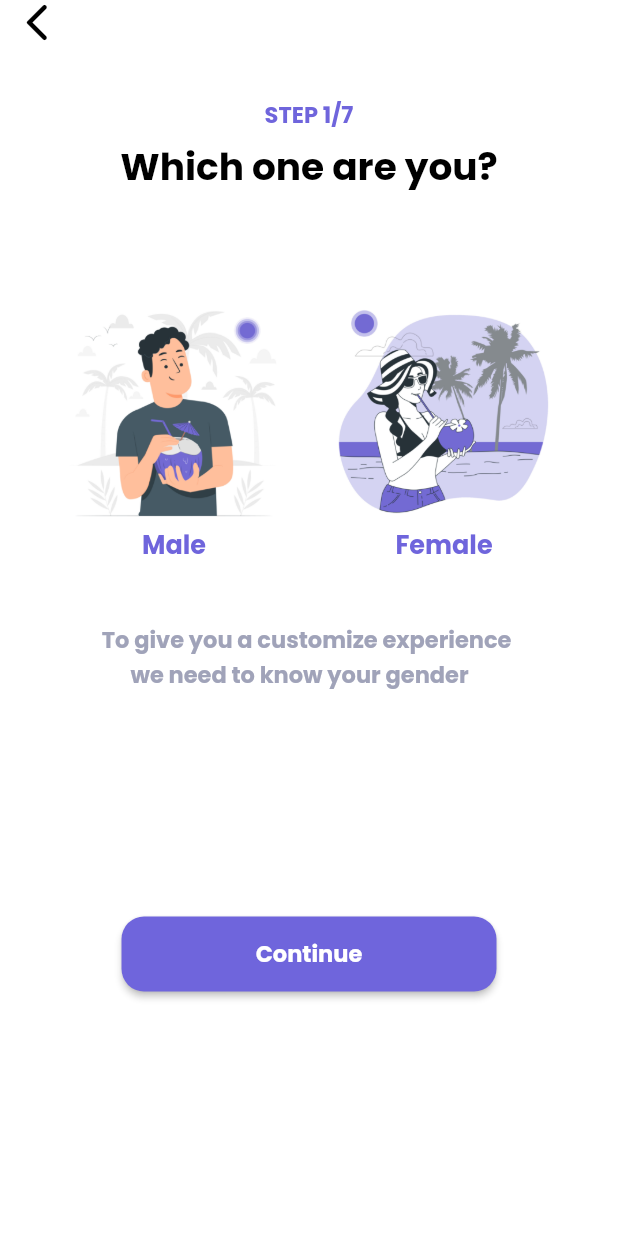
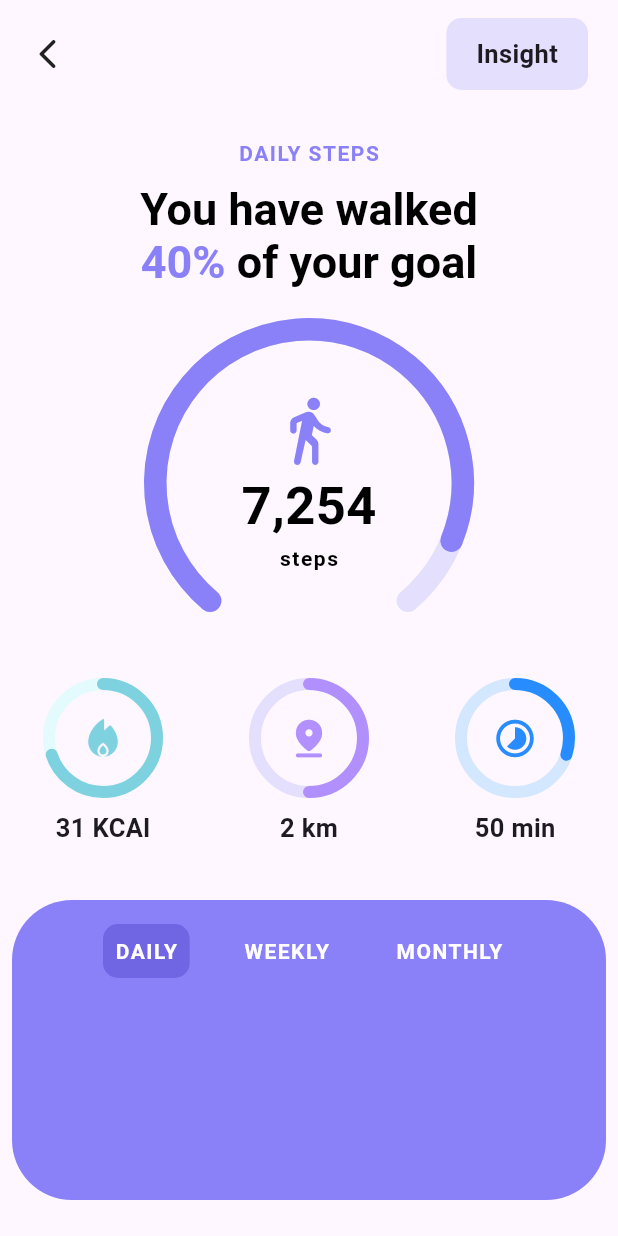
Before and after one commit to Sundhar22/SmartApp, a Flutter app: the screen it shows after launch, on a phone screen of 412 x 824 dp. Run offline on Flutter 3.47's test engine with Material 2 defaults, Android fonts, the phone set to English and light mode, and no system bars; drawn by our look-alikes of percent_indicator; our stand-ins replace carousel_slider, flutter_svg, google_fonts, scroll_snap_list; missing offline and left inert: horizontal_picker.

Commit message:
steps_page

```diff
--- a/lib/main.dart
+++ b/lib/main.dart
@@ -1,42 +1,130 @@
 import 'package:flutter/material.dart';
 import 'package:smartapp/presentation/journeys/gender.dart';
-import 'package:smartapp/presentation/journeys/notification.dart';
+import 'package:smartapp/presentation/journeys/steps_page.dart';
+import 'package:smartapp/presentation/widgets/user_registration/activities_page.dart';
 import 'package:smartapp/presentation/widgets/user_registration/profile_icon_choice.dart';
+import 'package:smartapp/presentation/widgets/user_registration/targets_page.dart';
+import 'package:smartapp/presentation/widgets/user_registration/user_weight.dart';
 
+void main() {
+  runApp(const MyApp());
+}
 
-void main() => runApp(MyApp());
-
-
-
-class MyApp extends StatefulWidget {
+class MyApp extends StatelessWidget {
   const MyApp({super.key});
 
-  @override
-
-  State<MyApp> createState() => _MyAppState();
-}
-
-class _MyAppState extends State<MyApp> {
+  // This widget is the root of your application.
   @override
   Widget build(BuildContext context) {
     return MaterialApp(
-      title: "Notification",
-      debugShowCheckedModeBanner: false,
-      home: SelectGender(),
-    );
-=======
-  Widget build(BuildContext context) {
-    return MaterialApp(
-
-      title: 'HealHer SmartBand',
-      debugShowCheckedModeBanner: false,
-      theme: ThemeData(
-        colorScheme: ColorScheme.fromSeed(seedColor: Colors.deepPurple),
-        useMaterial3: true,
-      ),
-      home: ProfileChoice(),
-    );
-
-
+        title: 'Flutter Demo',
+        theme: ThemeData(
+          // This is the theme of your application.
+          //
+          // TRY THIS: Try running your application with "flutter run". You'll see
+          // the application has a blue toolbar. Then, without quitting the app,
+          // try changing the seedColor in the colorScheme below to Colors.green
+          // and then invoke "hot reload" (save your changes or press the "hot
+          // reload" button in a Flutter-supported IDE, or press "r" if you used
+          // the command line to start the app).
+          //
+          // Notice that the counter didn't reset back to zero; the application
+          // state is not lost during the reload. To reset the state, use hot
+          // restart instead.
+          //
+          // This works for code too, not just values: Most code changes can be
+          // tested with just a hot reload.
+          colorScheme: ColorScheme.fromSeed(seedColor: Colors.deepPurple),
+          useMaterial3: true,
+        ),
+        home: StepsPage());
   }
 }
+
+class MyHomePage extends StatefulWidget {
+  const MyHomePage({super.key, required this.title});
+
+  // This widget is the home page of your application. It is stateful, meaning
+  // that it has a State object (defined below) that contains fields that affect
+  // how it looks.
+
+  // This class is the configuration for the state. It holds the values (in this
+  // case the title) provided by the parent (in this case the App widget) and
+  // used by the build method of the State. Fields in a Widget subclass are
+  // always marked "final".
+
+  final String title;
+
+  @override
+  State<MyHomePage> createState() => _MyHomePageState();
+}
+
+class _MyHomePageState extends State<MyHomePage> {
+  int _counter = 0;
+
+  void _incrementCounter() {
+    setState(() {
+      // This call to setState tells the Flutter framework that something has
+      // changed in this State, which causes it to rerun the build method below
+      // so that the display can reflect the updated values. If we changed
+      // _counter without calling setState(), then the build method would not be
+      // called again, and so nothing would appear to happen.
+      _counter++;
+    });
+  }
+
+  @override
+  Widget build(BuildContext context) {
+    // This method is rerun every time setState is called, for instance as done
+    // by the _incrementCounter method above.
+    //
+    // The Flutter framework has been optimized to make rerunning build methods
+    // fast, so that you can just rebuild anything that needs updating rather
+    // than having to individually change instances of widgets.
+    return Scaffold(
+      appBar: AppBar(
+        // TRY THIS: Try changing the color here to a specific color (to
+        // Colors.amber, perhaps?) and trigger a hot reload to see the AppBar
+        // change color while the other colors stay the same.
+        backgroundColor: Theme.of(context).colorScheme.inversePrimary,
+        // Here we take the value from the MyHomePage object that was created by
+        // the App.build method, and use it to set our appbar title.
+        title: Text(widget.title),
+      ),
+      body: Center(
+        // Center is a layout widget. It takes a single child and positions it
+        // in the middle of the parent.
+        child: Column(
+          // Column is also a layout widget. It takes a list of children and
+          // arranges them vertically. By default, it sizes itself to fit its
+          // children horizontally, and tries to be as tall as its parent.
+          //
+          // Column has various properties to control how it sizes itself and
+          // how it positions its children. Here we use mainAxisAlignment to
+          // center the children vertically; the main axis here is the vertical
+          // axis because Columns are vertical (the cross axis would be
+          // horizontal).
+          //
+          // TRY THIS: Invoke "debug painting" (choose the "Toggle Debug Paint"
+          // action in the IDE, or press "p" in the console), to see the
+          // wireframe for each widget.
+          mainAxisAlignment: MainAxisAlignment.center,
+          children: <Widget>[
+            const Text(
+              'You have pushed the button this many times:',
+            ),
+            Text(
+              '$_counter',
+              style: Theme.of(context).textTheme.headlineMedium,
+            ),
+          ],
+        ),
+      ),
+      floatingActionButton: FloatingActionButton(
+        onPressed: _incrementCounter,
+        tooltip: 'Increment',
+        child: const Icon(Icons.add),
+      ), // This trailing comma makes auto-formatting nicer for build methods.
+    );
+  }
+}
--- /dev/null
+++ b/lib/presentation/journeys/steps_page.dart
@@ -0,0 +1,336 @@
+import 'package:flutter/material.dart';
+import 'package:percent_indicator/circular_percent_indicator.dart';
+import 'package:smartapp/presentation/themes/app_colors.dart';
+
+class StepsPage extends StatefulWidget {
+  const StepsPage({super.key});
+
+  @override
+  State<StepsPage> createState() => _StepsPageState();
+}
+
+class _StepsPageState extends State<StepsPage> {
+  int currentIndex = 0;
+  @override
+  Widget build(BuildContext context) {
+    return Scaffold(
+      body: SafeArea(
+        child: SingleChildScrollView(
+          child: Column(
+            children: [
+              Padding(
+                padding:
+                    const EdgeInsets.symmetric(horizontal: 20.0, vertical: 12),
+                child: Row(
+                  mainAxisAlignment: MainAxisAlignment.spaceBetween,
+                  children: [
+                    const Icon(Icons.arrow_back_ios_rounded),
+                    Container(
+                      decoration: BoxDecoration(
+                          color: AppColor.lightPurplrBlue,
+                          borderRadius: BorderRadius.circular(10)),
+                      child: const Padding(
+                        padding: EdgeInsets.symmetric(
+                            horizontal: 20.0, vertical: 12),
+                        child: Text(
+                          'Insight',
+                          style: TextStyle(
+                              fontWeight: FontWeight.bold, fontSize: 17.0),
+                        ),
+                      ),
+                    )
+                  ],
+                ),
+              ),
+              const SizedBox(
+                height: 20,
+              ),
+              const Text(
+                'DAILY STEPS',
+                style: TextStyle(
+                    color: AppColor.purplyBlue,
+                    fontWeight: FontWeight.bold,
+                    letterSpacing: 1),
+              ),
+              const SizedBox(
+                height: 10,
+              ),
+              SizedBox(
+                width: 250,
+                child: RichText(
+                  textAlign: TextAlign.center,
+                  text: const TextSpan(
+                    text: "You have walked ",
+                    style: TextStyle(
+                      color: Colors.black,
+                      fontSize: 30,
+                      fontWeight: FontWeight.bold,
+                    ),
+                    children: [
+                      TextSpan(
+                        text: '40%',
+                        style: TextStyle(
+                          color: AppColor.purplyBlue,
+                          fontSize: 30,
+                          fontWeight: FontWeight.bold,
+                        ),
+                      ),
+                      TextSpan(
+                        text: ' of your goal',
+                        style: TextStyle(
+                          color: Colors.black,
+                          fontSize: 30,
+                          fontWeight: FontWeight.bold,
+                        ),
+                      ),
+                    ],
+                  ),
+                ),
+              ),
+              const SizedBox(
+                height: 20,
+              ),
+              CircularPercentIndicator(
+                // center: DottedBorder(
+                //     borderType: BorderType.Circle,
+                //     dashPattern: const [5, 10],
+                //     child: Container(
+                //       height: 150,
+                //       width: 150,
+                //       decoration: const BoxDecoration(shape: BoxShape.circle),
+                //     )),
+                center: const Column(
+                  mainAxisAlignment: MainAxisAlignment.center,
+                  children: [
+                    Icon(
+                      Icons.directions_walk_rounded,
+                      size: 50,
+                      color: AppColor.purplyBlue,
+                    ),
+                    Text("7,254",
+                        style: TextStyle(
+                          color: Colors.black,
+                          fontSize: 35,
+                          fontWeight: FontWeight.bold,
+                        )),
+                    Text(
+                      'steps',
+                      style: TextStyle(
+                          color: Colors.black,
+                          fontWeight: FontWeight.bold,
+                          letterSpacing: 1),
+                    ),
+                  ],
+                ),
+                radius: 110.0,
+                animation: true,
+                animationDuration: 1000,
+                lineWidth: 15.0,
+                percent: 0.9,
+                reverse: false,
+                arcType: ArcType.FULL,
+                startAngle: 0.0,
+                animateFromLastPercent: true,
+                circularStrokeCap: CircularStrokeCap.round,
+                backgroundColor: AppColor.lightPurplrBlue,
+                progressColor: AppColor.purplyBlue,
+                arcBackgroundColor: AppColor.lightPurplrBlue,
+              ),
+              const SizedBox(
+                height: 20,
+              ),
+              Row(
+                mainAxisAlignment: MainAxisAlignment.spaceBetween,
+                crossAxisAlignment: CrossAxisAlignment.start,
+                children: [
+                  Expanded(
+                    child: CircularPercentIndicator(
+                      radius: 40.0,
+                      lineWidth: 8.0,
+                      animation: true,
+                      animationDuration: 1000,
+                      percent: 0.7,
+                      animateFromLastPercent: true,
+                      center: Image.asset(
+                        'assets/icons/kcal.png',
+                        width: 25,
+                        height: 25,
+                        color: AppColor.bluishCyan,
+                      ),
+                      footer: const Padding(
+                        padding: EdgeInsets.all(8.0),
+                        child: Text(
+                          "31 KCAl",
+                          style: TextStyle(
+                              fontWeight: FontWeight.bold, fontSize: 17.0),
+                        ),
+                      ),
+                      circularStrokeCap: CircularStrokeCap.round,
+                      progressColor: AppColor.bluishCyan,
+                      backgroundColor: AppColor.bluishCyanLight,
+                    ),
+                  ),
+                  Expanded(
+                    child: CircularPercentIndicator(
+                      radius: 40.0,
+                      lineWidth: 8.0,
+                      animation: true,
+                      animationDuration: 1000,
+                      percent: 0.5,
+                      animateFromLastPercent: true,
+                      center: const Icon(
+                        Icons.pin_drop_rounded,
+                        size: 30,
+                        color: AppColor.babyPurplyBlue,
+                      ),
+                      footer: const Padding(
+                        padding: EdgeInsets.all(8.0),
+                        child: Text(
+                          "2 km",
+                          style: TextStyle(
+                              fontWeight: FontWeight.bold, fontSize: 17.0),
+                        ),
+                      ),
+                      circularStrokeCap: CircularStrokeCap.round,
+                      progressColor: AppColor.babyPurplyBlue,
+                      backgroundColor: AppColor.lightPurplrBlue,
+                    ),
+                  ),
+                  Expanded(
+                    child: CircularPercentIndicator(
+                      radius: 40.0,
+                      lineWidth: 8.0,
+                      animation: true,
+                      animationDuration: 1000,
+                      percent: 0.3,
+                      animateFromLastPercent: true,
+                      center: const Icon(
+                        Icons.timelapse_outlined,
+                        size: 30,
+                        color: AppColor.blue,
+                      ),
+                      footer: const Padding(
+                        padding: EdgeInsets.all(8.0),
+                        child: Text(
+                          "50 min",
+                          style: TextStyle(
+                              fontWeight: FontWeight.bold, fontSize: 17.0),
+                        ),
+                      ),
+                      circularStrokeCap: CircularStrokeCap.round,
+                      progressColor: AppColor.blue,
+                      backgroundColor: AppColor.blueLight,
+                    ),
+                  ),
+                ],
+              ),
+              const SizedBox(
+                height: 20,
+              ),
+              Padding(
+                padding: const EdgeInsets.all(8.0),
+                child: Container(
+                  width: double.infinity,
+                  height: 200,
+                  decoration: BoxDecoration(
+                      borderRadius: BorderRadius.circular(40),
+                      color: AppColor.purplyBlue),
+                  child: Column(
+                    children: [
+                      Padding(
+                        padding: const EdgeInsets.all(16.0),
+                        child: SizedBox(
+                          width: MediaQuery.of(context).size.width / 1.5,
+                          child: Row(
+                            mainAxisAlignment: MainAxisAlignment.spaceBetween,
+                            children: [
+                              InkWell(
+                                onTap: () {
+                                  setState(() {
+                                    currentIndex = 0;
+                                  });
+                                },
+                                child: Container(
+                                  decoration: BoxDecoration(
+                                      color: currentIndex == 0
+                                          ? AppColor.heavyPurplyBlue
+                                          : AppColor.purplyBlue,
+                                      borderRadius: BorderRadius.circular(10)),
+                                  child: const Padding(
+                                    padding: EdgeInsets.all(8.0),
+                                    child: Text(
+                                      'DAILY',
+                                      style: TextStyle(
+                                          color: Colors.white,
+                                          fontWeight: FontWeight.bold,
+                                          letterSpacing: 1),
+                                    ),
+                                  ),
+                                ),
+                              ),
+                              InkWell(
+                                onTap: () {
+                                  setState(() {
+                                    currentIndex = 1;
+                                  });
+                                },
+                                child: Container(
+                                  decoration: BoxDecoration(
+                                      color: currentIndex == 1
+                                          ? AppColor.heavyPurplyBlue
+                                          : AppColor.purplyBlue,
+                                      borderRadius: BorderRadius.circular(10)),
+                                  child: const Padding(
+                                    padding: EdgeInsets.all(8.0),
+                                    child: Text(
+                                      'WEEKLY',
+                                      style: TextStyle(
+                                          color: Colors.white,
+                                          fontWeight: FontWeight.bold,
+                                          letterSpacing: 1),
+                                    ),
+                                  ),
+                                ),
+                              ),
+                              InkWell(
+                                onTap: () {
+                                  setState(() {
+                                    currentIndex = 2;
+                                  });
+                                },
+                                child: Container(
+                                  decoration: BoxDecoration(
+                                      color: currentIndex == 2
+                                          ? AppColor.heavyPurplyBlue
+                                          : AppColor.purplyBlue,
+                                      borderRadius: BorderRadius.circular(10)),
+                                  child: const Padding(
+                                    padding: EdgeInsets.all(8.0),
+                                    child: Text(
+                                      'MONTHLY',
+                                      style: TextStyle(
+                                          color: Colors.white,
+                                          fontWeight: FontWeight.bold,
+                                          letterSpacing: 1),
+                                    ),
+                                  ),
+                                ),
+                              ),
+                            ],
+                          ),
+                        ),
+                      ),
+                    ],
+                  ),
+                ),
+              ),
+              const SizedBox(
+                height: 20,
+              ),
+            ],
+          ),
+        ),
+      ),
+    );
+  }
+}
--- a/lib/presentation/themes/app_colors.dart
+++ b/lib/presentation/themes/app_colors.dart
@@ -2,8 +2,13 @@ import 'package:flutter/material.dart';
 
 class AppColor {
   AppColor._();
-  static const Color purplyBlue = Color(0xFF6f65dc);
+  static const Color purplyBlue = Color(0xFF8a81f8);
+  static const Color heavyPurplyBlue = Color(0xFF7065e2);
+  static const Color babyPurplyBlue = Color(0xFF6af8dfe);
   static const Color bluishCyan = Color(0xFF7ed1df);
+  static const Color bluishCyanLight = Color(0xFF7e2fbfc);
+  static const Color blue = Color(0xFF72189fe);
+  static const Color blueLight = Color(0xFF7d2e6fe);
   static const Color santaGrey = Color(0xFFa0a3b9);
   static const Color lightPurplrBlue = Color.fromARGB(255, 229, 223, 254);
   static const Color black = Colors.black;
--- a/lib/presentation/widgets/user_registration/user_weight.dart
+++ b/lib/presentation/widgets/user_registration/user_weight.dart
@@ -52,6 +52,7 @@ class _UserWeightState extends State<UserWeight> {
       ),
       body: SizedBox(
         width: double.infinity,
+        child: SingleChildScrollView(
           child: Column(
             crossAxisAlignment: CrossAxisAlignment.center,
             children: [
@@ -84,7 +85,8 @@ class _UserWeightState extends State<UserWeight> {
                   children: [
                     FilledButton(
                         style: ButtonStyle(
-                        padding: MaterialStatePropertyAll(EdgeInsets.symmetric(
+                          padding: MaterialStatePropertyAll(
+                              EdgeInsets.symmetric(
                                   vertical: screenHeight(12),
                                   horizontal: screenWidth(30))),
                           side: MaterialStatePropertyAll(BorderSide(
@@ -106,7 +108,8 @@ class _UserWeightState extends State<UserWeight> {
                         child: Text(
                           "lbs",
                           style: TextStyle(
-                            color: kg == false ? AppColor.white : Colors.black,
+                              color:
+                                  kg == false ? AppColor.white : Colors.black,
                               fontSize: screenHeight(20)),
                         )),
                     SizedBox(
@@ -114,7 +117,8 @@ class _UserWeightState extends State<UserWeight> {
                     ),
                     FilledButton(
                         style: ButtonStyle(
-                        padding: MaterialStatePropertyAll(EdgeInsets.symmetric(
+                          padding: MaterialStatePropertyAll(
+                              EdgeInsets.symmetric(
                                   vertical: screenHeight(12),
                                   horizontal: screenWidth(30))),
                           side: MaterialStatePropertyAll(BorderSide(
@@ -183,6 +187,7 @@ class _UserWeightState extends State<UserWeight> {
             ],
           ),
         ),
+      ),
     );
   }
 }
--- a/pubspec.yaml
+++ b/pubspec.yaml
@@ -40,6 +40,9 @@ dependencies:
   # Use with the CupertinoIcons class for iOS style icons.
   cupertino_icons: ^1.0.2
   carousel_slider: ^4.2.1
+  percent_indicator: ^4.2.3
+  dotted_border: ^2.0.0+3
+  fl_chart: ^0.63.0
 
 dev_dependencies:
   flutter_test:
```
Also changed, not shown: assets/icons/kcal.png (added), pubspec.lock. Lines whose indentation alone changed are shown as unchanged.
